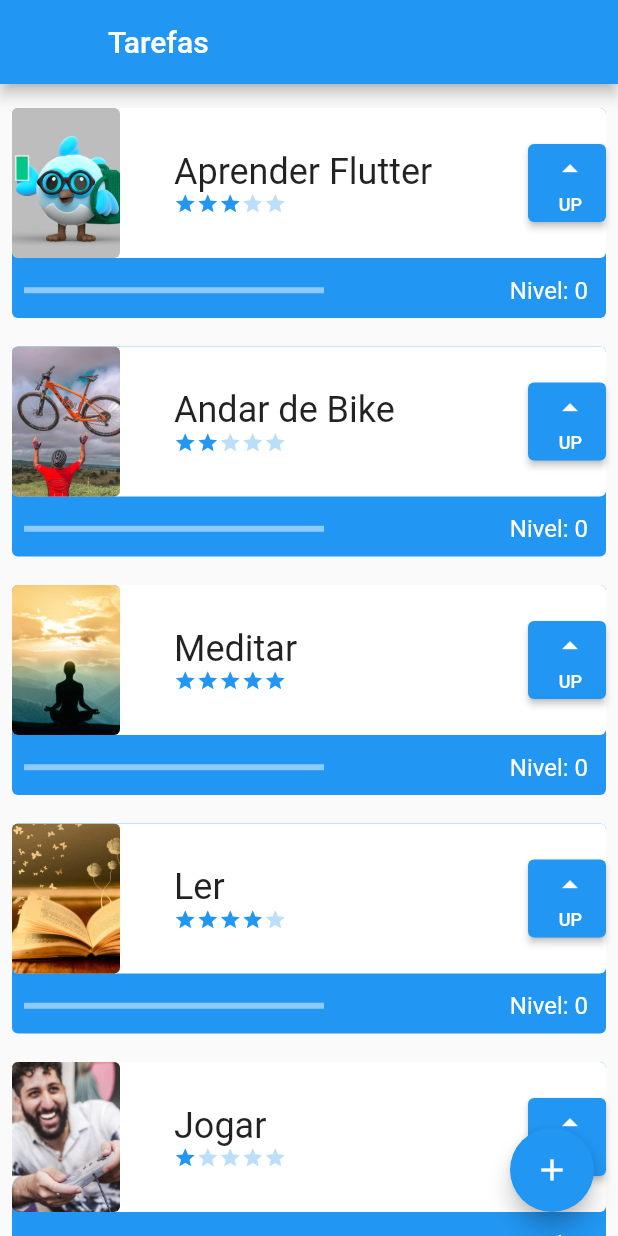
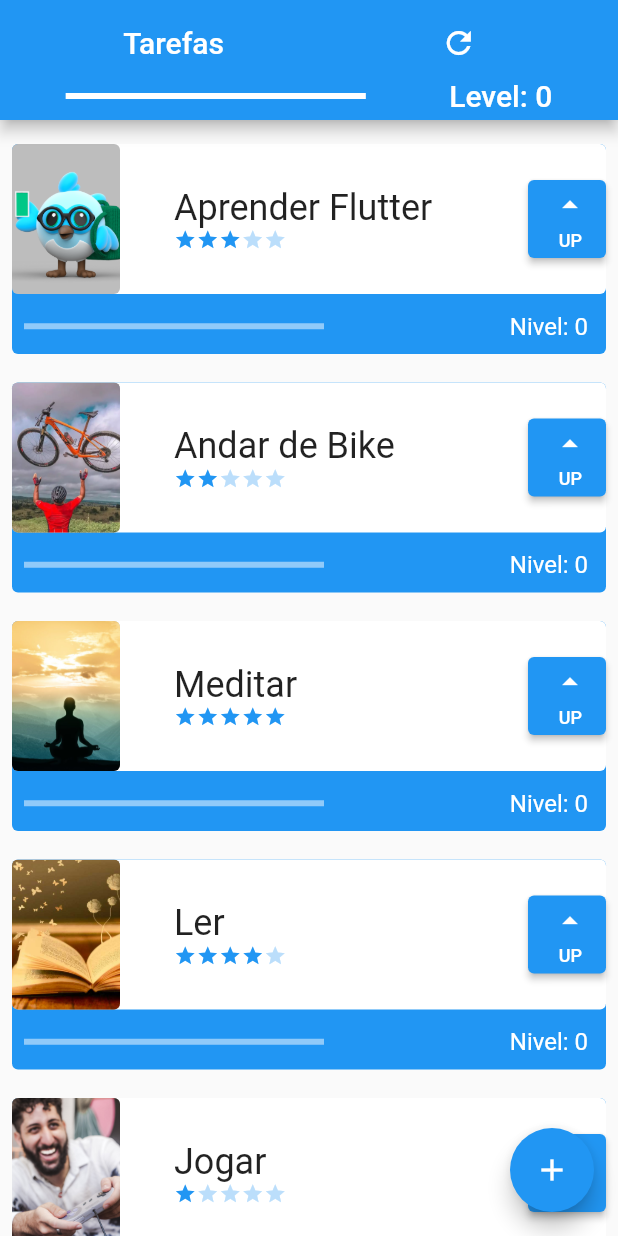
Before and after one commit to HiagoW/Flutter-Basics, a Flutter app: the screen it shows after launch, on a phone screen of 412 x 824 dp. Run offline on Flutter 3.47's test engine with Material 2 defaults, Android fonts, the phone set to English and light mode, and no system bars.

Commit message:
Challenge: Update global level

```diff
--- a/lib/components/task.dart
+++ b/lib/components/task.dart
@@ -6,6 +6,7 @@ class Task extends StatefulWidget {
   final String nome;
   final String foto;
   final int dificuldade;
+  int maestria = 0;
 
   Task(this.nome, this.foto, this.dificuldade, {Key? key})
       : super(key: key);
@@ -17,7 +18,6 @@ class Task extends StatefulWidget {
 }
 
 class _TaskState extends State<Task> {
-  int maestria = 0;
   var maestriaCores = {0: Colors.blue, 1: Colors.green, 2: Colors.purple};
 
   bool assertOrNetwork() {
@@ -36,7 +36,7 @@ class _TaskState extends State<Task> {
           Container(
             decoration: BoxDecoration(
                 borderRadius: BorderRadius.circular(4),
-                color: maestriaCores[maestria]),
+                color: maestriaCores[widget.maestria]),
             height: 140,
           ),
           Column(
@@ -88,10 +88,10 @@ class _TaskState extends State<Task> {
                       child: ElevatedButton(
                           onPressed: () {
                             setState(() {
-                              if (maestria < 2 &&
+                              if (widget.maestria < 2 &&
                                   (widget.nivel / widget.dificuldade) / 10 == 1) {
                                 widget.nivel = 0;
-                                maestria++;
+                                widget.maestria++;
                               } else {
                                 widget.nivel++;
                               }
--- a/lib/screens/initial_screen.dart
+++ b/lib/screens/initial_screen.dart
@@ -1,5 +1,4 @@
 import 'package:flutter/material.dart';
-import 'package:nosso_primeiro_projeto/components/task.dart';
 import 'package:nosso_primeiro_projeto/data/task_inherited.dart';
 import 'package:nosso_primeiro_projeto/screens/form_screen.dart';
 
@@ -11,18 +10,54 @@ class InitialScreen extends StatefulWidget {
 }
 
 class _InitialScreenState extends State<InitialScreen> {
+
+  int level = 0;
+
+  void updateLevel() {
+    level = TaskInherited.of(context).taskList.map((task) => task.dificuldade*task.maestria).reduce((a, b) => a+b);
+  }
+
   @override
   Widget build(BuildContext context) {
     return Scaffold(
-      appBar: AppBar(leading: Container(), title: const Text('Tarefas')),
+      appBar: AppBar(
+        toolbarHeight: 80,
+          title: Column(
+        children: [
+          Row(
+            mainAxisAlignment: MainAxisAlignment.spaceAround,
+            children: [
+              const Text('Tarefas'),
+              IconButton(onPressed: () {
+                setState(() {
+                  updateLevel();
+                });
+              },
+              icon: const Icon(Icons.refresh))
+            ],
+          ),
+          Row(
+            mainAxisAlignment: MainAxisAlignment.spaceAround,
+            children: [
+              const SizedBox(
+                  width: 200,
+                  child: LinearProgressIndicator(
+                      color: Colors.white, value: 1)),
+              Text('Level: $level')
+            ],
+          )
+        ],
+      )),
       body: ListView(
+        padding: const EdgeInsets.only(top: 8, bottom: 70),
         children: TaskInherited.of(context).taskList,
-        padding: EdgeInsets.only(top: 8, bottom: 70),
       ),
       floatingActionButton: FloatingActionButton(
         onPressed: () {
           Navigator.push(
-              context, MaterialPageRoute(builder: (contextNew) => FormScreen(taskContext: context)));
+              context,
+              MaterialPageRoute(
+                  builder: (contextNew) => FormScreen(taskContext: context)));
         },
         child: const Icon(Icons.add),
       ),
```
